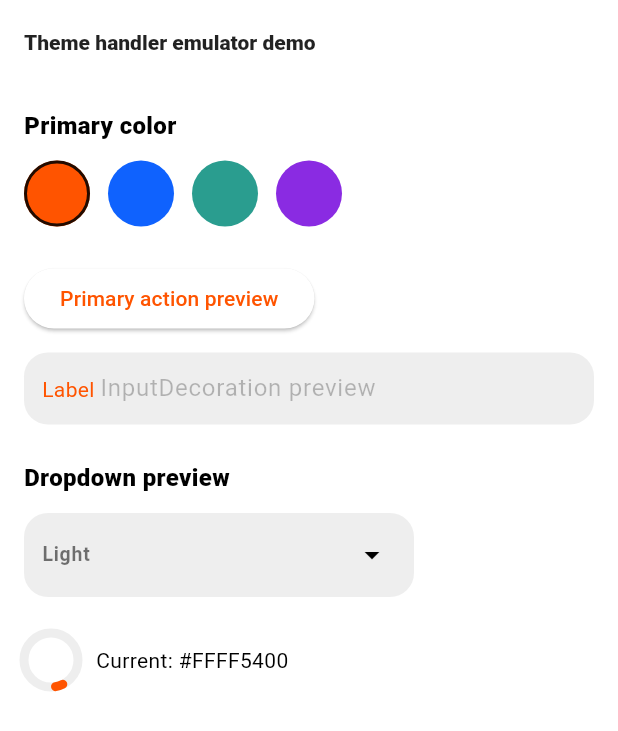
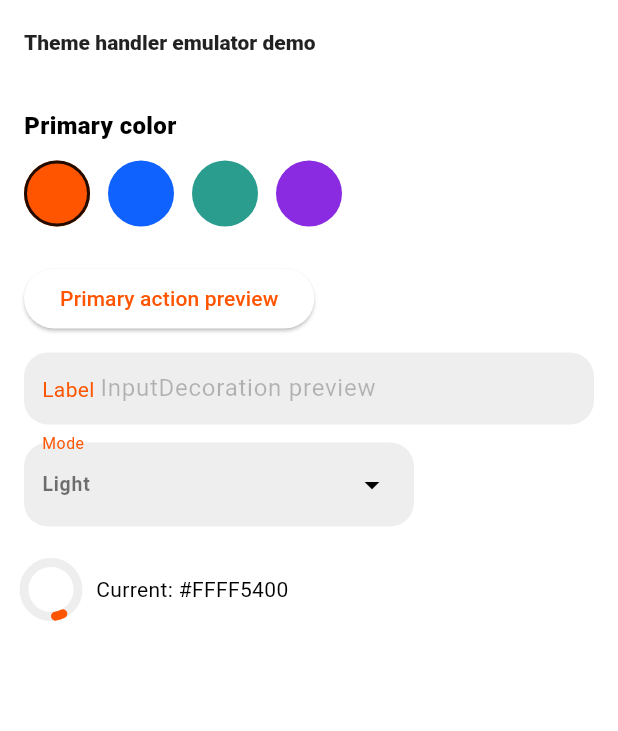
Before and after one commit to JoTroup/jlt_app_theme_handler, a Flutter app: the screen it shows after launch, on a phone screen of 412 x 824 dp. Shown: the top 731 px of the screen. Run offline on Flutter 3.47's test engine with Material 3 defaults, Android fonts, the phone set to English and light mode, and no system bars; our stand-ins replace tinycolor2; Roboto replaces fonts that are missing (Poppins).

Commit message:
Update dropdown label and adjust theme visuals
Add a label to the example DropdownMenu ('Mode') and remove the separate 'Dropdown preview' heading; update the widget test expectation to look for the new label. Tweak AppTheme menu and input styles: increase menu border alpha, add menu backgroundColor, elevation and compact visualDensity; refine InputDecorationTheme by adding compact visualDensity, label/floating label styles, always-floating behavior, and hintStyle. These changes improve form visuals and align the example UI with the updated theme.

```diff
--- a/example/lib/main.dart
+++ b/example/lib/main.dart
@@ -109,14 +109,10 @@ class _ThemePreviewPageState extends State<ThemePreviewPage> {
                   prefixText: 'Label ',
                 ),
               ),
-              const SizedBox(height: 24),
-              Text(
-                'Dropdown preview',
-                style: appTheme.primarySubMenuHeadingStyle,
-              ),
               const SizedBox(height: 12),
               DropdownMenu<String>(
                 initialSelection: selectedMode,
+                label: const Text('Mode'),
                 width: 260,
                 onSelected: (value) {
                   if (value == null) {
--- a/lib/src/app_theme.dart
+++ b/lib/src/app_theme.dart
@@ -229,11 +229,14 @@ class AppTheme {
           menuStyle: MenuStyle(
               alignment: Alignment.center,
               side: WidgetStatePropertyAll(
-                  BorderSide(color: _primaryColour.withValues(alpha: 0.2)),
+                  BorderSide(color: _primaryColour.withValues(alpha: 0.3)),
               ),
               shape: WidgetStatePropertyAll(
                   RoundedRectangleBorder(borderRadius: _setBorderRadius)
-              )
+              ),
+            backgroundColor: WidgetStatePropertyAll(Colors.white.withValues(alpha: 0.95)),
+            elevation: WidgetStatePropertyAll(4),
+            visualDensity: VisualDensity.compact,
           ),
           inputDecorationTheme: InputDecorationTheme(
             contentPadding: getAppPadding().copyWith(top: 0, bottom: 0)/2,
@@ -241,6 +244,11 @@ class AppTheme {
             filled: true,
             iconColor: _primaryColour,
             helperStyle: const TextStyle(color: Colors.black54),
+            visualDensity: VisualDensity.compact,
+            labelStyle: TextStyle(fontSize: 14, color: _primaryColour),
+            floatingLabelStyle: TextStyle(fontSize: 14, color: _primaryColour),
+            floatingLabelBehavior: FloatingLabelBehavior.always, // <----- just add this
+            hintStyle: const TextStyle(color: Colors.black26),
             enabledBorder: OutlineInputBorder(
                   borderRadius: _setBorderRadius,
                   borderSide: const BorderSide(
@@ -262,8 +270,6 @@ class AppTheme {
                       width: 1.2,
                   )
               ),
-              floatingLabelBehavior: FloatingLabelBehavior.always,
-              hintStyle: const TextStyle(color: Colors.black26),
           )
       ),
 
```
Also changed, not shown: 1 other file. Lines whose indentation alone changed are shown as unchanged.
